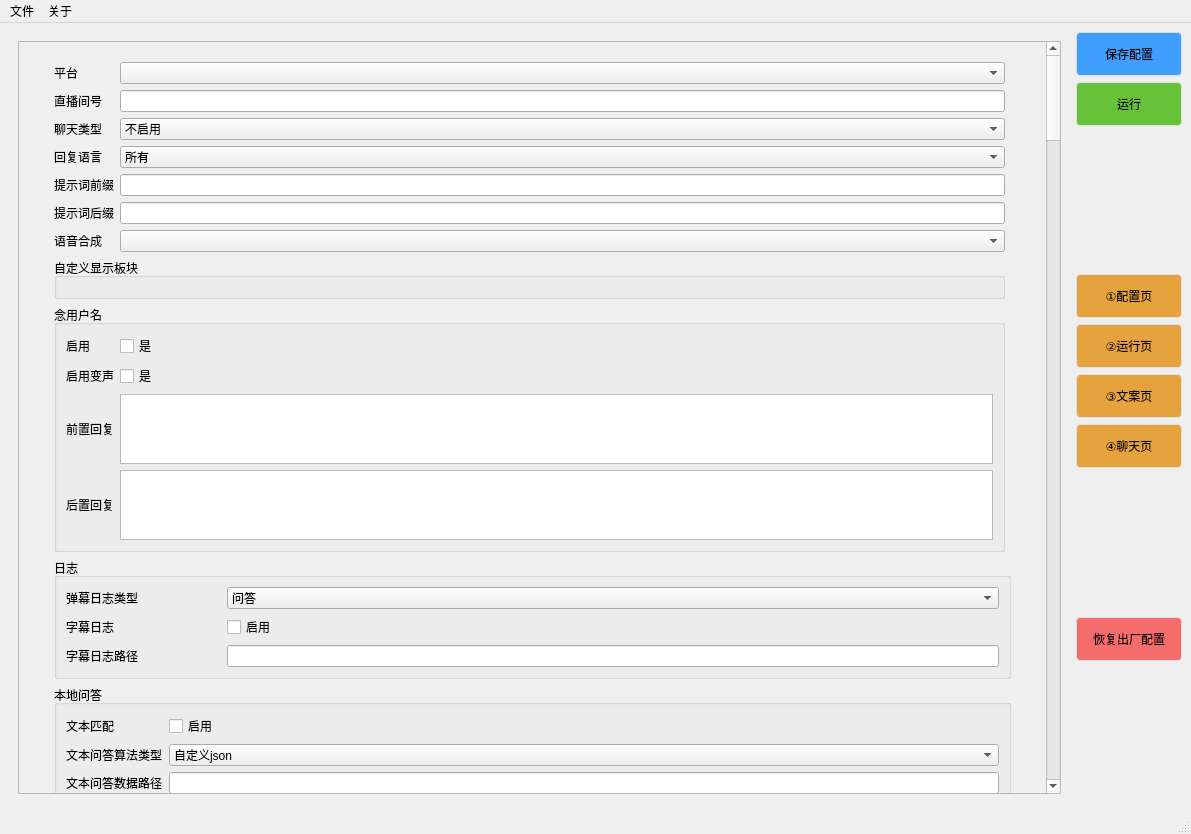
The window that ui/main.ui (sandboxdream/AI-Vtuber) describes before a commit, drawn with Qt 5.
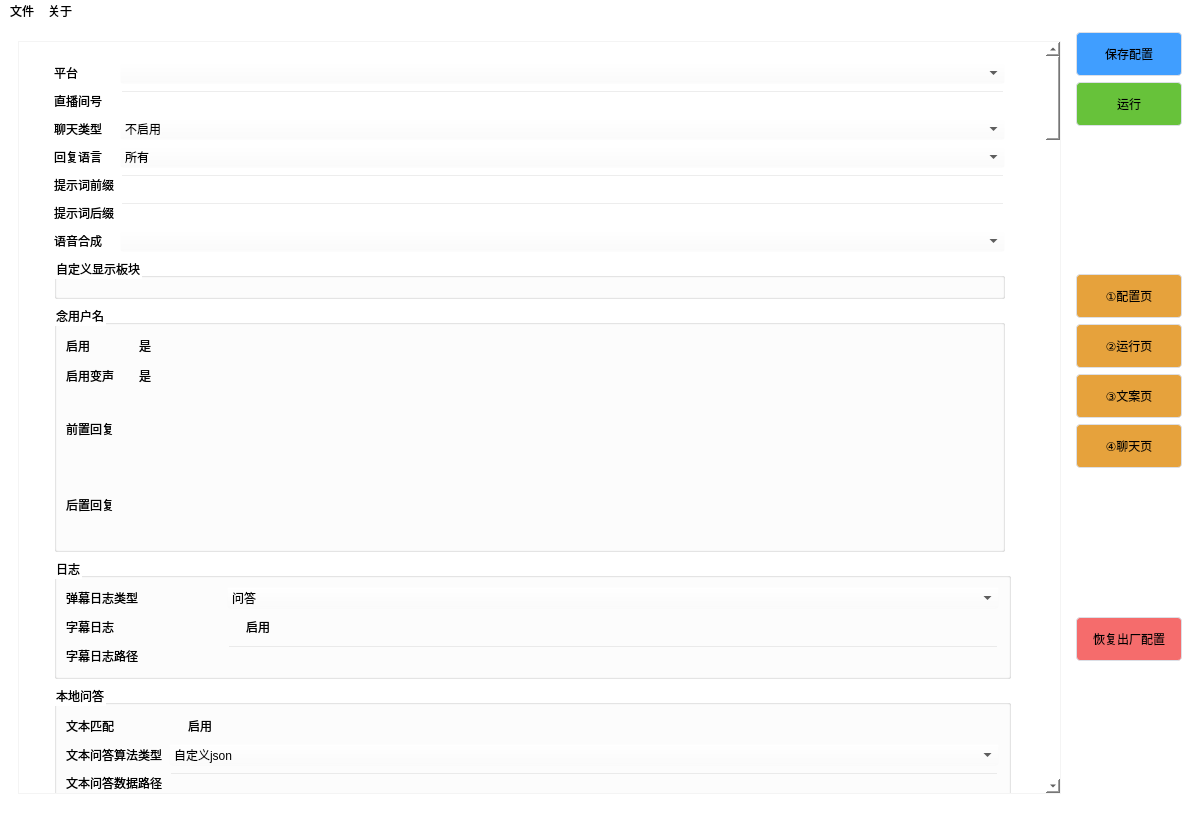
The same window after the commit.

Patch:
```diff
--- a/ui/main.ui
+++ b/ui/main.ui
@@ -14,10 +14,7 @@
    <string>AI Vtuber</string>
   </property>
   <property name="styleSheet">
-   <string notr="true">QPushButton:hover {
-            background-color: #1976D2;
-            
-        }</string>
+   <string notr="true">background-color: rgba(255, 255, 255, 50);</string>
   </property>
   <widget class="QWidget" name="centralwidget">
    <layout class="QGridLayout" name="gridLayout_20">
@@ -113,6 +110,10 @@
     </item>
     <item row="0" column="0" rowspan="10">
      <widget class="QStackedWidget" name="stackedWidget">
+      <property name="styleSheet">
+       <string notr="true">background-color: rgba(255, 255, 255, 0);
+</string>
+      </property>
       <property name="currentIndex">
        <number>0</number>
       </property>
@@ -122,6 +123,7 @@
          <widget class="QScrollArea" name="scrollArea">
           <property name="styleSheet">
            <string notr="true">font: 75 14pt &quot;微软雅黑&quot;;
+background-color: rgba(255, 255, 255, 50);
 </string>
           </property>
           <property name="verticalScrollBarPolicy">
@@ -134,9 +136,9 @@
            <property name="geometry">
             <rect>
              <x>0</x>
-             <y>-8518</y>
-             <width>980</width>
-             <height>9260</height>
+             <y>-8514</y>
+             <width>984</width>
+             <height>9230</height>
             </rect>
            </property>
            <layout class="QVBoxLayout" name="verticalLayout">
@@ -157,6 +159,9 @@
             </property>
             <item>
              <widget class="QWidget" name="formWidget" native="true">
+              <property name="styleSheet">
+               <string notr="true">background-color: rgba(255, 255, 255, 0);</string>
+              </property>
               <layout class="QGridLayout" name="gridLayout">
                <property name="leftMargin">
                 <number>0</number>
@@ -708,7 +713,7 @@
                <item row="0" column="0">
                 <widget class="QLabel" name="label_platform">
                  <property name="autoFillBackground">
-                  <bool>true</bool>
+                  <bool>false</bool>
                  </property>
                  <property name="text">
                   <string>平台</string>
```
Left out of the diff: 6 changed lines with no effect on the pictures.
